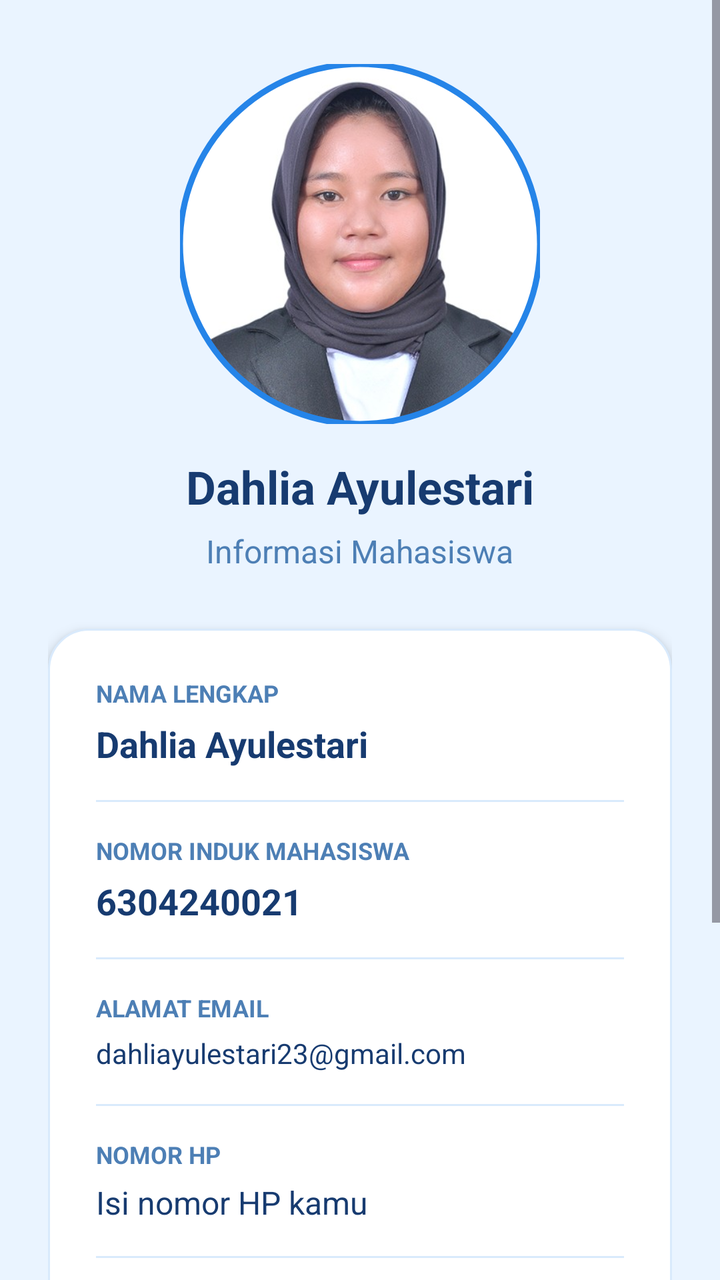
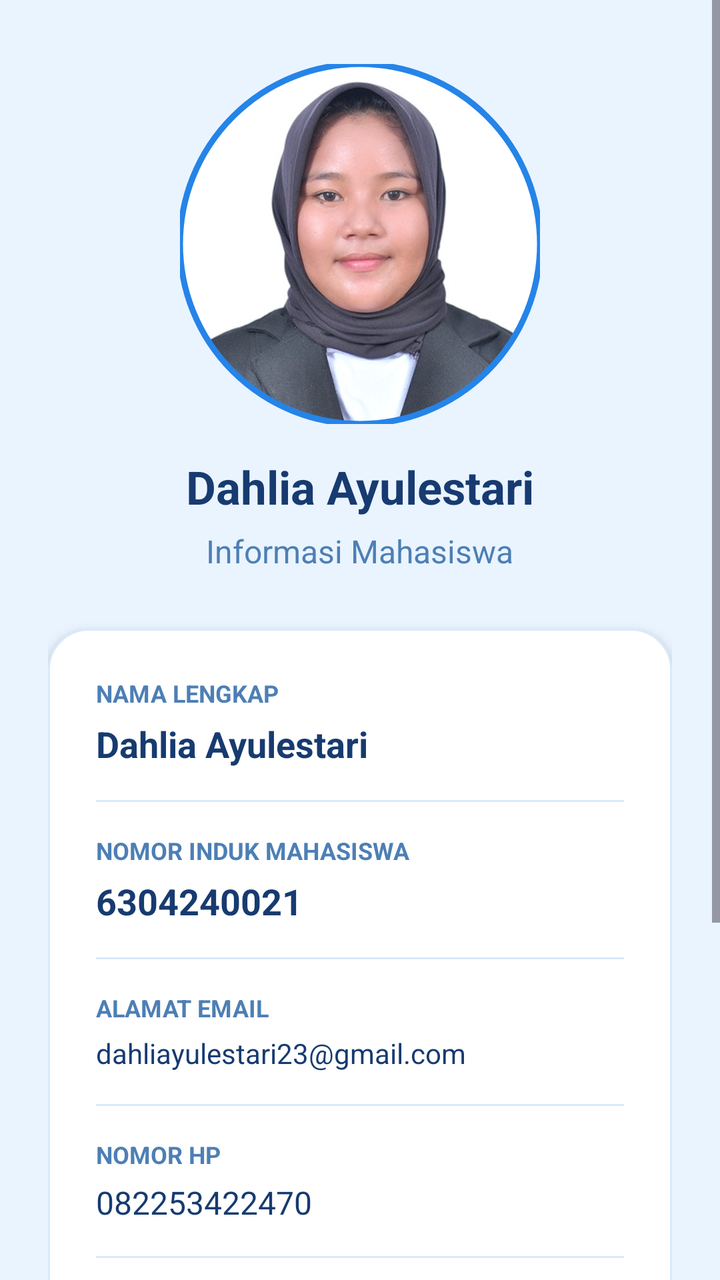

Two renders of the same Android screen: before a commit and after it. Below are the layout's source before the change and the commit's diff.
<!-- AndroidManifest.xml: application theme Theme.ProjectUts -->
<!-- res/layout/fragment_about.xml -->
<?xml version="1.0" encoding="utf-8"?>
<ScrollView xmlns:android="http://schemas.android.com/apk/res/android"
    xmlns:app="http://schemas.android.com/apk/res-auto"
    xmlns:tools="http://schemas.android.com/tools"
    android:layout_width="match_parent"
    android:layout_height="match_parent"
    android:fillViewport="true"
    android:background="#EAF4FF"
    tools:context=".ui.about.AboutFragment">

    <LinearLayout
        android:layout_width="match_parent"
        android:layout_height="wrap_content"
        android:orientation="vertical"
        android:gravity="center_horizontal"
        android:padding="24dp">

        
        <com.google.android.material.imageview.ShapeableImageView
            android:id="@+id/imgProfile"
            android:layout_width="180dp"
            android:layout_height="180dp"
            android:layout_marginTop="8dp"
            android:src="@drawable/profile"
            android:scaleType="centerCrop"
            android:contentDescription="Foto profil mahasiswa"
            app:shapeAppearanceOverlay="@style/CircleImage"
            app:strokeColor="#2584E8"
            app:strokeWidth="3dp" />

        
        <TextView
            android:id="@+id/tvNama"
            android:layout_width="match_parent"
            android:layout_height="wrap_content"
            android:layout_marginTop="16dp"
            android:gravity="center"
            android:text="Dahlia Ayulestari"
            android:textSize="23sp"
            android:textStyle="bold"
            android:textColor="#173B70" />

        
        <TextView
            android:layout_width="wrap_content"
            android:layout_height="wrap_content"
            android:layout_marginTop="6dp"
            android:text="Informasi Mahasiswa"
            android:textSize="16sp"
            android:textColor="#4D7FB5" />

        
        <LinearLayout
            android:layout_width="match_parent"
            android:layout_height="wrap_content"
            android:layout_marginTop="28dp"
            android:background="@drawable/bg_profile_card"
            android:orientation="vertical"
            android:padding="24dp"
            android:elevation="4dp">

            
            <TextView
                android:layout_width="match_parent"
                android:layout_height="wrap_content"
                android:text="NAMA LENGKAP"
                android:textSize="12sp"
                android:textStyle="bold"
                android:textColor="#4D7FB5" />

            <TextView
                android:id="@+id/tvNamaDetail"
                android:layout_width="match_parent"
                android:layout_height="wrap_content"
                android:layout_marginTop="5dp"
                android:text="Dahlia Ayulestari"
                android:textSize="18sp"
                android:textStyle="bold"
                android:textColor="#173B70" />

            <View
                android:layout_width="match_parent"
                android:layout_height="1dp"
                android:layout_marginTop="16dp"
                android:layout_marginBottom="16dp"
                android:background="#D9EAFC" />

            
            <TextView
                android:layout_width="match_parent"
                android:layout_height="wrap_content"
                android:text="NOMOR INDUK MAHASISWA"
                android:textSize="12sp"
                android:textStyle="bold"
                android:textColor="#4D7FB5" />

            <TextView
                android:id="@+id/tvNim"
                android:layout_width="match_parent"
                android:layout_height="wrap_content"
                android:layout_marginTop="5dp"
                android:text="6304240021"
                android:textSize="18sp"
                android:textStyle="bold"
                android:textColor="#173B70" />

            <View
                android:layout_width="match_parent"
                android:layout_height="1dp"
                android:layout_marginTop="16dp"
                android:layout_marginBottom="16dp"
                android:background="#D9EAFC" />

            
            <TextView
                android:layout_width="match_parent"
                android:layout_height="wrap_content"
                android:text="ALAMAT EMAIL"
                android:textSize="12sp"
                android:textStyle="bold"
                android:textColor="#4D7FB5" />

            <TextView
                android:id="@+id/tvEmail"
                android:layout_width="match_parent"
                android:layout_height="wrap_content"
                android:layout_marginTop="5dp"
                android:text="dahliayulestari23@gmail.com"
                android:textSize="14sp"
                android:textColor="#173B70"
                android:textIsSelectable="true" />

            <View
                android:layout_width="match_parent"
                android:layout_height="1dp"
                android:layout_marginTop="16dp"
                android:layout_marginBottom="16dp"
                android:background="#D9EAFC" />

            
            <TextView
                android:layout_width="match_parent"
                android:layout_height="wrap_content"
                android:text="NOMOR HP"
                android:textSize="12sp"
                android:textStyle="bold"
                android:textColor="#4D7FB5" />

            <TextView
                android:id="@+id/tvNoHp"
                android:layout_width="match_parent"
                android:layout_height="wrap_content"
                android:layout_marginTop="5dp"
                android:text="Isi nomor HP kamu"
                android:textSize="16sp"
                android:textColor="#173B70"
                android:textIsSelectable="true" />

            <View
                android:layout_width="match_parent"
                android:layout_height="1dp"
                android:layout_marginTop="16dp"
                android:layout_marginBottom="16dp"
                android:background="#D9EAFC" />

            
            <TextView
                android:layout_width="match_parent"
                android:layout_height="wrap_content"
                android:text="PROGRAM STUDI"
                android:textSize="12sp"
                android:textStyle="bold"
                android:textColor="#4D7FB5" />

            <TextView
                android:id="@+id/tvProdi"
                android:layout_width="match_parent"
                android:layout_height="wrap_content"
                android:layout_marginTop="5dp"
                android:text="Isi program studi kamu"
                android:textSize="16sp"
                android:textColor="#173B70" />

            <View
                android:layout_width="match_parent"
                android:layout_height="1dp"
                android:layout_marginTop="16dp"
                android:layout_marginBottom="16dp"
                android:background="#D9EAFC" />

            
            <TextView
                android:layout_width="match_parent"
                android:layout_height="wrap_content"
                android:text="JURUSAN"
                android:textSize="12sp"
                android:textStyle="bold"
                android:textColor="#4D7FB5" />

            <TextView
                android:id="@+id/tvJurusan"
                android:layout_width="match_parent"
                android:layout_height="wrap_content"
                android:layout_marginTop="5dp"
                android:text="Isi jurusan kamu"
                android:textSize="16sp"
                android:textColor="#173B70" />

            <View
                android:layout_width="match_parent"
                android:layout_height="1dp"
                android:layout_marginTop="16dp"
                android:layout_marginBottom="16dp"
                android:background="#D9EAFC" />

            
            <TextView
                android:layout_width="match_parent"
                android:layout_height="wrap_content"
                android:text="PERGURUAN TINGGI"
                android:textSize="12sp"
                android:textStyle="bold"
                android:textColor="#4D7FB5" />

            <TextView
                android:id="@+id/tvPerguruanTinggi"
                android:layout_width="match_parent"
                android:layout_height="wrap_content"
                android:layout_marginTop="5dp"
                android:text="Isi nama perguruan tinggi kamu"
                android:textSize="16sp"
                android:textColor="#173B70" />

        </LinearLayout>

    </LinearLayout>

</ScrollView>
<!-- resources referenced by this layout -->
<resources>
  <!-- drawable bg_profile_card (drawable) -->
  <?xml version="1.0" encoding="utf-8"?>
  <shape xmlns:android="http://schemas.android.com/apk/res/android"
      android:shape="rectangle">
  
      <solid android:color="#FFFFFF" />
  
      <corners android:radius="20dp" />
  
      <stroke
          android:width="1dp"
          android:color="#D9EAFC" />
  
      <padding
          android:left="8dp"
          android:top="4dp"
          android:right="8dp"
          android:bottom="4dp" />
  
  </shape>
  <!-- drawable profile: jpeg bitmap (drawable, 36807 bytes) -->
  <style name="CircleImage">
          <item name="cornerFamily">rounded</item>
          <item name="cornerSize">50%</item>
      </style>
  <style name="Theme.ProjectUts" parent="Base.Theme.ProjectUts" />
  <style name="Base.Theme.ProjectUts" parent="Theme.Material3.DayNight.NoActionBar">
          
          
      </style>
</resources>

<!-- the commit's change to res/layout/fragment_about.xml (unified diff, before → after) -->
@@ -151,7 +151,7 @@
                 android:layout_width="match_parent"
                 android:layout_height="wrap_content"
                 android:layout_marginTop="5dp"
-                android:text="Isi nomor HP kamu"
+                android:text="082253422470"
                 android:textSize="16sp"
                 android:textColor="#173B70"
                 android:textIsSelectable="true" />
@@ -177,7 +177,7 @@
                 android:layout_width="match_parent"
                 android:layout_height="wrap_content"
                 android:layout_marginTop="5dp"
-                android:text="Isi program studi kamu"
+                android:text="Rekayasa Perangkat Lunak"
                 android:textSize="16sp"
                 android:textColor="#173B70" />
 
@@ -202,7 +202,7 @@
                 android:layout_width="match_parent"
                 android:layout_height="wrap_content"
                 android:layout_marginTop="5dp"
-                android:text="Isi jurusan kamu"
+                android:text="Teknik Informatika"
                 android:textSize="16sp"
                 android:textColor="#173B70" />
 
@@ -227,7 +227,7 @@
                 android:layout_width="match_parent"
                 android:layout_height="wrap_content"
                 android:layout_marginTop="5dp"
-                android:text="Isi nama perguruan tinggi kamu"
+                android:text="Politeknik Negeri Bengkalis"
                 android:textSize="16sp"
                 android:textColor="#173B70" />
 
